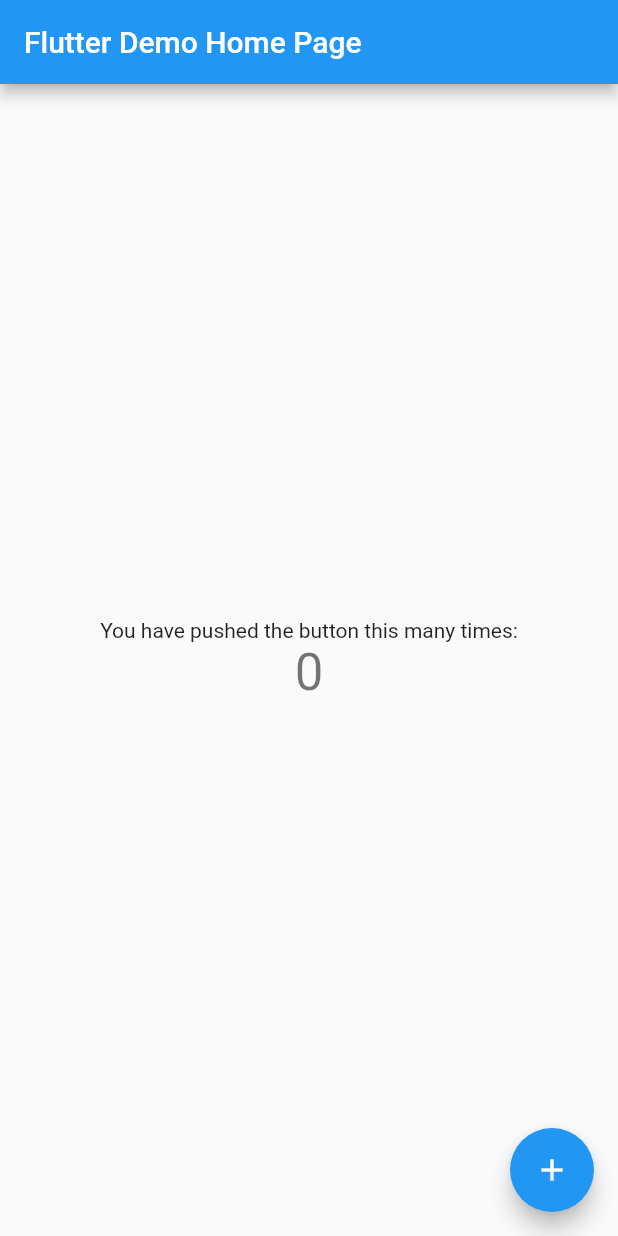
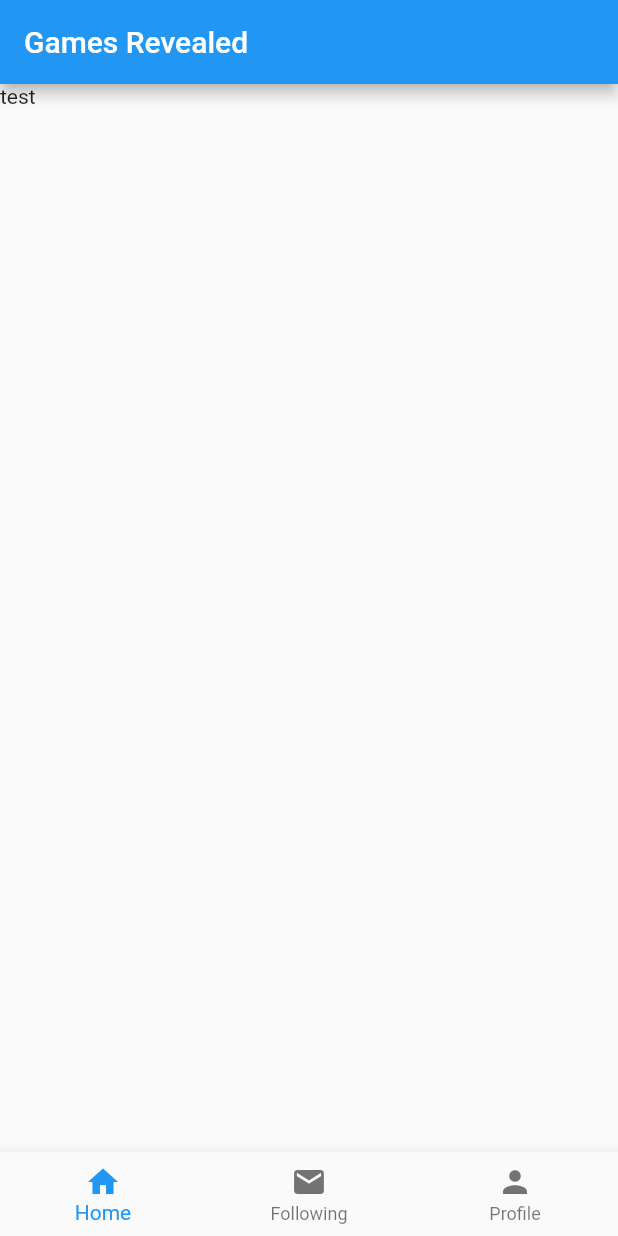
Before and after one commit to DevEngage/engage_library, a Flutter app: the screen it shows after launch, on a phone screen of 412 x 824 dp. Run offline on Flutter 3.47's test engine with Material 2 defaults, Android fonts, the phone set to English and light mode, and no system bars; our stand-ins replace flutter_hooks.

Commit message:
added some default stuff

```diff
--- a/lib/main.dart
+++ b/lib/main.dart
@@ -1,3 +1,4 @@
+import 'package:earn_it/screens/home_screen.dart';
 import 'package:flutter/material.dart';
 
 void main() => runApp(MyApp());
@@ -45,6 +46,12 @@ class MyHomePage extends StatefulWidget {
 
 class _MyHomePageState extends State<MyHomePage> {
   int _counter = 0;
+  int _currentIndex = 0;
+  final List<Widget> _children = [
+   HomeScreen(),
+   Text('test 2'),
+   Text('test 3'),
+ ];
 
   void _incrementCounter() {
     setState(() {
@@ -54,6 +61,12 @@ class _MyHomePageState extends State<MyHomePage> {
       // _counter without calling setState(), then the build method would not be
       // called again, and so nothing would appear to happen.
       _counter++;
+    });
+  }
+
+  void onTabTapped(int index) {
+    setState(() {
+      _currentIndex = index;
     });
   }
 
@@ -67,45 +80,27 @@ class _MyHomePageState extends State<MyHomePage> {
     // than having to individually change instances of widgets.
     return Scaffold(
      appBar: AppBar(
-        // Here we take the value from the MyHomePage object that was created by
-        // the App.build method, and use it to set our appbar title.
-        title: Text(widget.title),
+       title: Text('Games Revealed'),
      ),
-      body: Center(
-        // Center is a layout widget. It takes a single child and positions it
-        // in the middle of the parent.
-        child: Column(
-          // Column is also a layout widget. It takes a list of children and
-          // arranges them vertically. By default, it sizes itself to fit its
-          // children horizontally, and tries to be as tall as its parent.
-          //
-          // Invoke "debug painting" (press "p" in the console, choose the
-          // "Toggle Debug Paint" action from the Flutter Inspector in Android
-          // Studio, or the "Toggle Debug Paint" command in Visual Studio Code)
-          // to see the wireframe for each widget.
-          //
-          // Column has various properties to control how it sizes itself and
-          // how it positions its children. Here we use mainAxisAlignment to
-          // center the children vertically; the main axis here is the vertical
-          // axis because Columns are vertical (the cross axis would be
-          // horizontal).
-          mainAxisAlignment: MainAxisAlignment.center,
-          children: <Widget>[
-            Text(
-              'You have pushed the button this many times:',
+     body: _children[_currentIndex], // new
+     bottomNavigationBar: BottomNavigationBar(
+       onTap: onTabTapped, // new
+       currentIndex: _currentIndex, // new
+       items: [
+         new BottomNavigationBarItem(
+           icon: Icon(Icons.home),
+           title: Text('Home'),
          ),
-            Text(
-              '$_counter',
-              style: Theme.of(context).textTheme.display1,
+         new BottomNavigationBarItem(
+           icon: Icon(Icons.mail),
+           title: Text('Following'),
          ),
+         new BottomNavigationBarItem(
+           icon: Icon(Icons.person),
+           title: Text('Profile')
+         )
        ],
      ),
-      ),
-      floatingActionButton: FloatingActionButton(
-        onPressed: _incrementCounter,
-        tooltip: 'Increment',
-        child: Icon(Icons.add),
-      ), // This trailing comma makes auto-formatting nicer for build methods.
    );
   }
 }
--- /dev/null
+++ b/lib/screens/home_screen.dart
@@ -0,0 +1,12 @@
+
+import 'package:flutter/material.dart';
+import 'package:flutter_hooks/flutter_hooks.dart';
+
+class HomeScreen extends HookWidget {
+
+  @override
+  Widget build(BuildContext context) {
+    return Text('test'); // ListView.builder()
+  }
+
+}
--- /dev/null
+++ b/lib/screens/profile_screen.dart
@@ -0,0 +1,12 @@
+
+import 'package:flutter/material.dart';
+import 'package:flutter_hooks/flutter_hooks.dart';
+
+class ProfileScreen extends HookWidget {
+
+  @override
+  Widget build(BuildContext context) {
+    return Text('test'); // ListView.builder()
+  }
+
+}
--- /dev/null
+++ b/lib/widgets/game_item.dart
@@ -0,0 +1,12 @@
+
+import 'package:flutter/material.dart';
+import 'package:flutter_hooks/flutter_hooks.dart';
+
+class GameItem extends HookWidget {
+
+  @override
+  Widget build(BuildContext context) {
+    return Text('test'); // ListView.builder()
+  }
+
+}
```
Also changed, not shown: pubspec.yaml (+53 -2 lines), assets/fonts/IcoMoon.ttf (added), pubspec.lock, 7 other files. Lines whose indentation alone changed are shown as unchanged.
